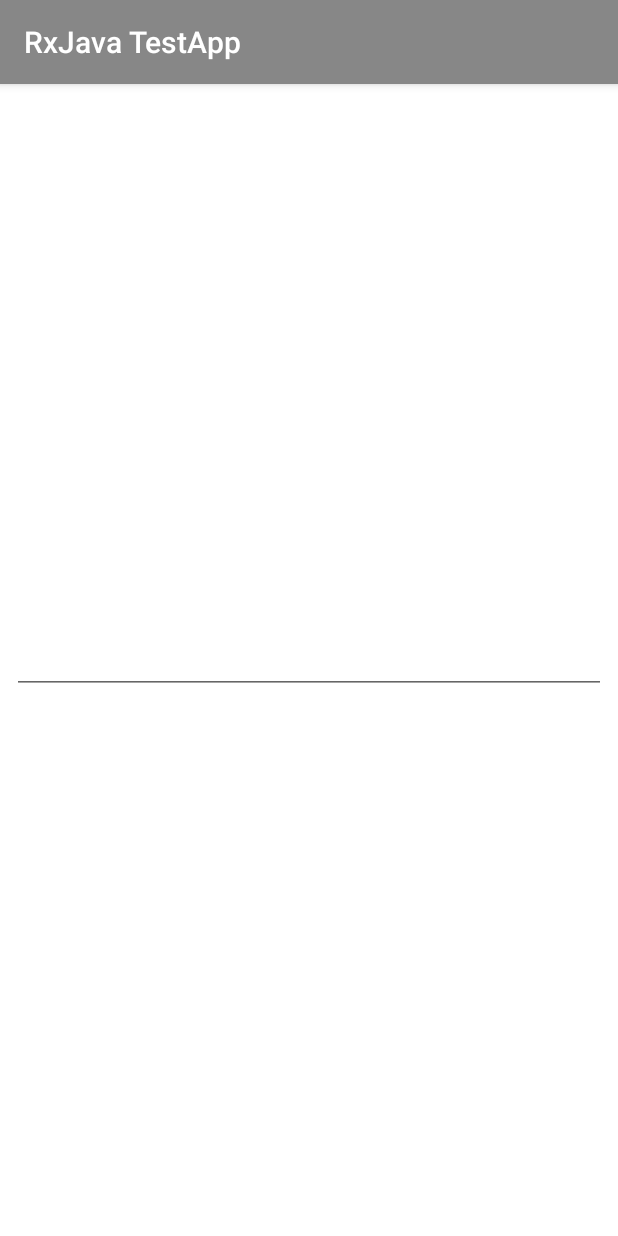
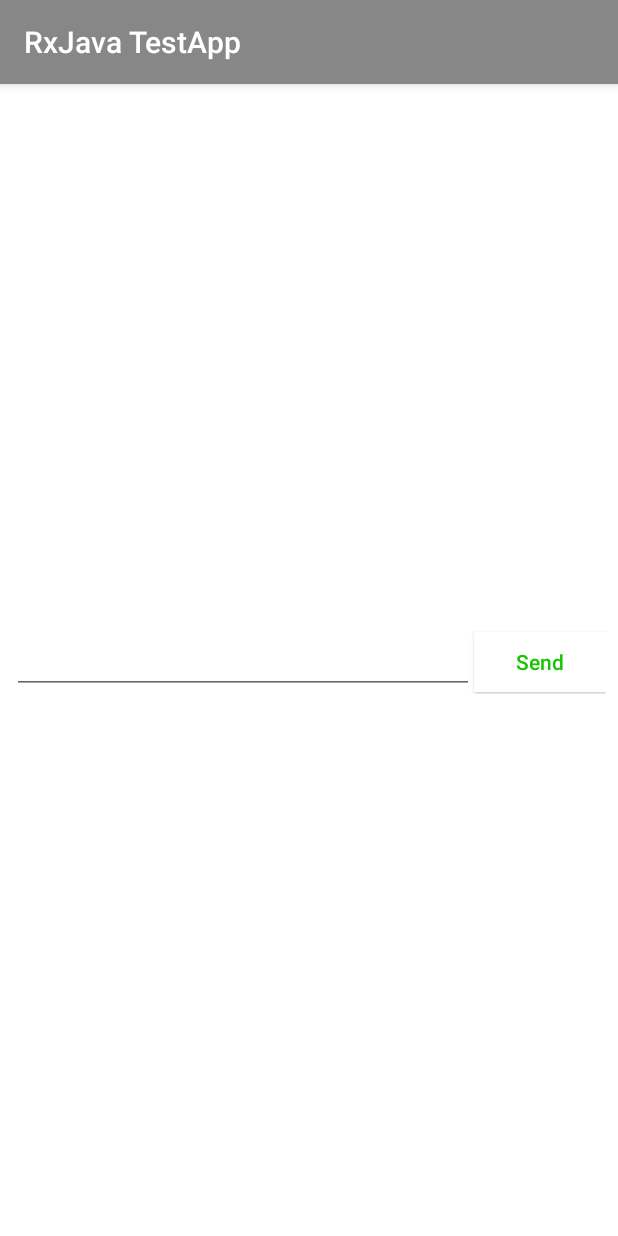
Before and after one commit to Pro-55/RxJavaTestApp, an Android app: the screen it shows after launch (MainActivity), on a phone screen of 412 x 824 dp. Run offline under Robolectric (Android 15) with nearby library versions, the phone set to English and light mode, and no system bars; libraries missing offline, so code that uses them is left out: com.jakewharton.rxbinding, rx.android.schedulers, rx.schedulers; pictures from the network do not load; 1 statement that could not run was skipped.

Commit message:
CR:Pranit Tags are highlighted and clickable.

```diff
--- a/app/src/main/java/com/example/rxjavatestapp/MainActivity.java
+++ b/app/src/main/java/com/example/rxjavatestapp/MainActivity.java
@@ -1,8 +1,19 @@
 package com.example.rxjavatestapp;
 
+import android.graphics.Color;
 import android.os.Bundle;
+import android.text.Spannable;
+import android.text.SpannableString;
+import android.text.SpannableStringBuilder;
+import android.text.TextPaint;
+import android.text.method.LinkMovementMethod;
+import android.text.style.ClickableSpan;
+import android.text.style.ForegroundColorSpan;
 import android.view.View;
+import android.widget.Button;
 import android.widget.EditText;
+import android.widget.TextView;
+import android.widget.Toast;
 
 import com.example.rxjavatestapp.network.ApiFunctions.ApiFail;
 import com.example.rxjavatestapp.network.ApiFunctions.ApiSuccess;
@@ -22,6 +33,8 @@ import rx.schedulers.Schedulers;
 
 public class MainActivity extends AppCompatActivity implements RecyclerInterface {
     private EditText idEtEditText;
+    private Button idBtSendButton;
+    private TextView idTvCommentBox;
     private RecyclerView idRvUserNameRecycler;
     private View idVTopBorder;
     private RecyclerAdapter recyclerAdapter;
@@ -43,6 +56,47 @@ public class MainActivity extends AppCompatActivity implements RecyclerInterface
 
         idEtEditText = findViewById(R.id.idEtEditText);
         idVTopBorder = findViewById(R.id.idVTopBorder);
+        idTvCommentBox = findViewById(R.id.idTvCommentBox);
+        idBtSendButton = findViewById(R.id.idBtSendButton);
+        idBtSendButton.setOnClickListener(new View.OnClickListener() {
+            @Override
+            public void onClick(View v) {
+                String commentString = idEtEditText.getText().toString();
+                String[] separated = commentString.split(" ");
+                SpannableStringBuilder spannableStringBuilder = new SpannableStringBuilder();
+                for (final String aSeparated : separated) {
+                    if (aSeparated.contains("@")) {
+                        if (aSeparated.indexOf("@") == 0 && aSeparated.length() > 2) {
+                            SpannableString spannableString = new SpannableString(aSeparated);
+                            ClickableSpan termsClickableSpan = new ClickableSpan() {
+                                @Override
+                                public void onClick(View textView) {
+                                    Toast.makeText(getApplicationContext(), aSeparated, Toast.LENGTH_SHORT).show();
+                                }
+
+                                @Override
+                                public void updateDrawState(TextPaint drawState) {
+                                    super.updateDrawState(drawState);
+                                    drawState.setUnderlineText(false);
+                                }
+                            };
+                            spannableString.setSpan(termsClickableSpan, 0, spannableString.length(), Spannable.SPAN_EXCLUSIVE_EXCLUSIVE);
+                            spannableString.setSpan(new ForegroundColorSpan(getColor(R.color.colorGreen)), 0, spannableString.length(), Spannable.SPAN_EXCLUSIVE_EXCLUSIVE);
+                            spannableStringBuilder.append(spannableString);
+                        } else {
+                            spannableStringBuilder.append(aSeparated);
+                        }
+                    } else {
+                        spannableStringBuilder.append(aSeparated);
+                    }
+                    spannableStringBuilder.append(" ");
+                }
+                idTvCommentBox.setText(spannableStringBuilder, TextView.BufferType.SPANNABLE);
+                idTvCommentBox.setMovementMethod(LinkMovementMethod.getInstance());
+                idTvCommentBox.setHighlightColor(Color.TRANSPARENT);
+                idEtEditText.setText("");
+            }
+        });
 
         //RecyclerView Setup
         idRvUserNameRecycler = findViewById(R.id.idRvUserNameRecycler);
@@ -52,10 +106,9 @@ public class MainActivity extends AppCompatActivity implements RecyclerInterface
         idRvUserNameRecycler.setLayoutManager(layoutManager);
         idRvUserNameRecycler.setAdapter(recyclerAdapter);
 
-
         RxTextView.textChanges(idEtEditText)
                 .skip(1)
-                .debounce(500, TimeUnit.MILLISECONDS)
+                .debounce(300, TimeUnit.MILLISECONDS)
                 .observeOn(AndroidSchedulers.mainThread())
                 .subscribeOn(AndroidSchedulers.mainThread())
                 .subscribe(new Subscriber<CharSequence>() {
@@ -71,15 +124,15 @@ public class MainActivity extends AppCompatActivity implements RecyclerInterface
                     public void onNext(CharSequence charSequence) {
                         mainString = charSequence.toString();
                         String[] separated = mainString.split(" ");
-                        for (int x = 0; x < separated.length; x++) {
-                            int stringIndex = mainString.indexOf(separated[x]);
-                            int stringLength = separated[x].length();
+                        for (String aSeparated : separated) {
+                            int stringIndex = mainString.indexOf(aSeparated);
+                            int stringLength = aSeparated.length();
                             int cursorIndex = idEtEditText.getSelectionStart();
                             int stringEnd = stringIndex + stringLength;
                             if (mainString.contains("@")) {
                                 if (cursorIndex > stringIndex && cursorIndex <= stringEnd) {
-                                    if (separated[x].indexOf("@") == 0) {
-                                        subString = separated[x].substring(separated[x].indexOf("@") + 1);
+                                    if (aSeparated.indexOf("@") == 0) {
+                                        subString = aSeparated.substring(aSeparated.indexOf("@") + 1);
                                         ApiCall(subString);
                                     }
                                 } else {
@@ -105,8 +158,6 @@ public class MainActivity extends AppCompatActivity implements RecyclerInterface
                         if (userSearchResponce.getOpStatus().equalsIgnoreCase("success")) {
                             if (userSearchResponce.getData().getCount() > 0) {
                                 recyclerAdapter.updateUserList(userSearchResponce.getData().getUsers());
-                                int lastPosition = userSearchResponce.getData().getUsers().size() - 1;
-                                idRvUserNameRecycler.scrollToPosition(lastPosition);
                                 idVTopBorder.setBackgroundColor(getColor(R.color.colorGreen));
                             } else {
                                 recyclerAdapter.clearUserList();
--- a/app/src/main/res/layout/activity_main.xml
+++ b/app/src/main/res/layout/activity_main.xml
@@ -6,6 +6,13 @@
     android:background="@color/colorWhite"
     android:padding="8dp"
     tools:context=".MainActivity">
+
+    <TextView
+        android:id="@+id/idTvCommentBox"
+        android:layout_width="match_parent"
+        android:layout_height="wrap_content"
+        android:layout_alignParentTop="true"
+        android:textColor="@color/colorBlack" />
 
     <View
         android:id="@+id/idVTopBorder"
@@ -18,13 +25,33 @@
         android:id="@+id/idRvUserNameRecycler"
         android:layout_width="match_parent"
         android:layout_height="wrap_content"
-        android:layout_above="@id/idEtEditText" />
+        android:layout_above="@id/idLlCommentSection" />
 
-    <EditText
-        android:id="@+id/idEtEditText"
+    <LinearLayout
+        android:id="@+id/idLlCommentSection"
         android:layout_width="match_parent"
         android:layout_height="wrap_content"
-        android:layout_centerInParent="true"
-        android:imeOptions="actionSend"
-        android:singleLine="true" />
+        android:layout_centerInParent="true">
+
+        <EditText
+            android:id="@+id/idEtEditText"
+            android:layout_width="0dp"
+            android:layout_height="wrap_content"
+            android:layout_weight="1"
+            android:imeOptions="actionSend"
+            android:singleLine="true" />
+
+        <Button
+            android:id="@+id/idBtSendButton"
+            android:layout_width="wrap_content"
+            android:layout_height="40dp"
+            android:background="@color/colorWhite"
+            android:text="Send"
+            android:textAllCaps="false"
+            android:textColor="@color/colorGreen" />
+
+
+    </LinearLayout>
+
+
 </RelativeLayout>
```
